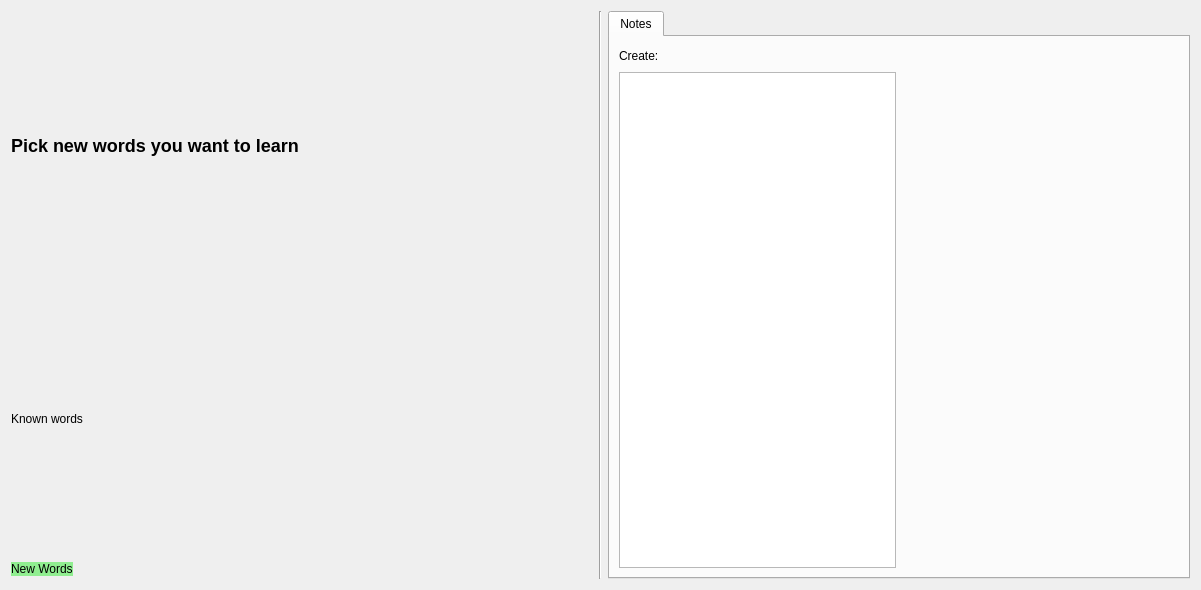
Above: designer/note_creation.ui from ll-in-anki/find-missing-words before the change. Below: the same form after it.
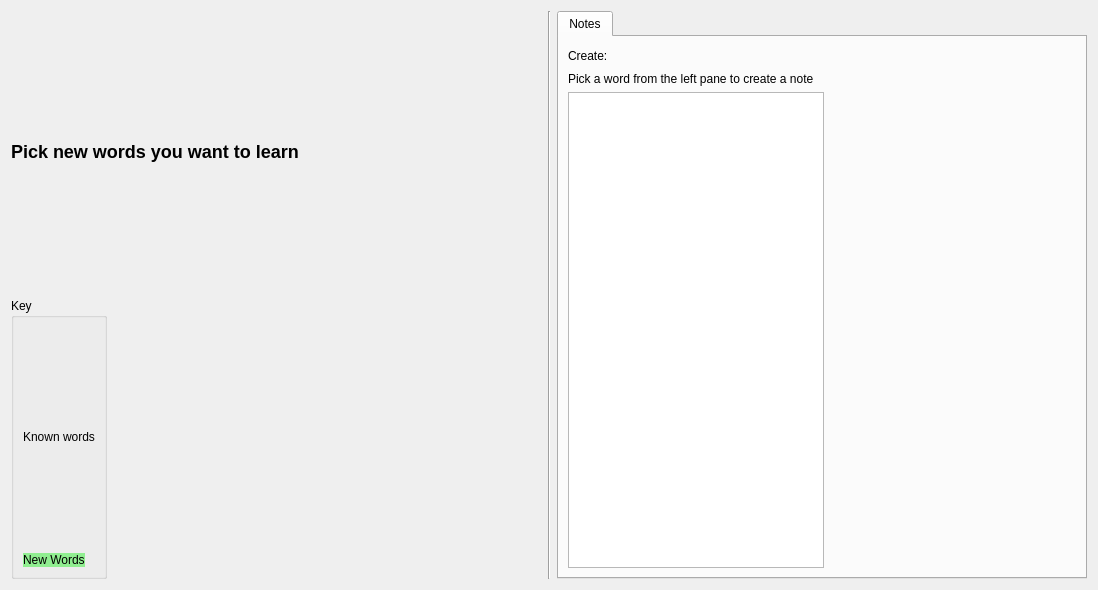
That is the form after the change.

Diff of the .ui file:
```diff
--- a/designer/note_creation.ui
+++ b/designer/note_creation.ui
@@ -6,7 +6,7 @@
    <rect>
     <x>0</x>
     <y>0</y>
-    <width>1201</width>
+    <width>1098</width>
     <height>590</height>
    </rect>
   </property>
@@ -27,6 +27,14 @@
       </widget>
      </item>
      <item>
+      <layout class="QHBoxLayout" name="horizontalLayout_2">
+       <item>
+        <widget class="QGroupBox" name="groupBox">
+         <property name="title">
+          <string>Key</string>
+         </property>
+         <layout class="QVBoxLayout" name="verticalLayout_2">
+          <item>
       <widget class="QLabel" name="label_3">
        <property name="text">
         <string>Known words</string>
@@ -34,8 +42,6 @@
       </widget>
      </item>
      <item>
-      <layout class="QHBoxLayout" name="horizontalLayout_2">
-       <item>
         <widget class="QLabel" name="label_4">
          <property name="sizePolicy">
           <sizepolicy hsizetype="Fixed" vsizetype="Fixed">
@@ -51,6 +57,9 @@
          </property>
         </widget>
        </item>
+         </layout>
+        </widget>
+       </item>
        <item>
         <spacer name="horizontalSpacer_2">
          <property name="orientation">
@@ -114,6 +123,13 @@
            </item>
           </layout>
          </item>
+         <item>
+          <widget class="QLabel" name="no_word_selected_tip">
+           <property name="text">
+            <string>Pick a word from the left pane to create a note</string>
+           </property>
+          </widget>
+         </item>
          <item>
           <layout class="QHBoxLayout" name="horizontalLayout_3">
            <item>
```
Left out of the diff: 2 changed lines with no effect on the pictures. Lines whose indentation alone changed are shown as unchanged.
